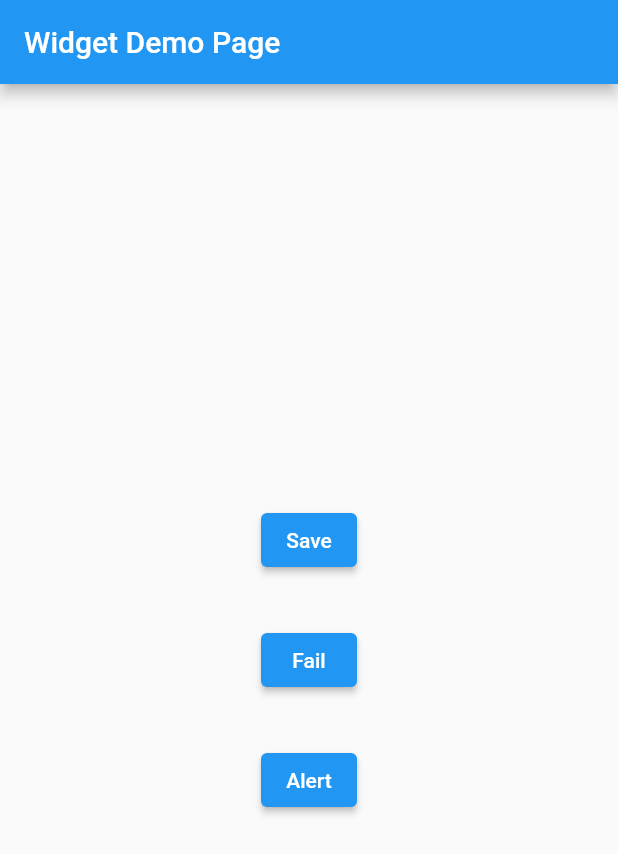
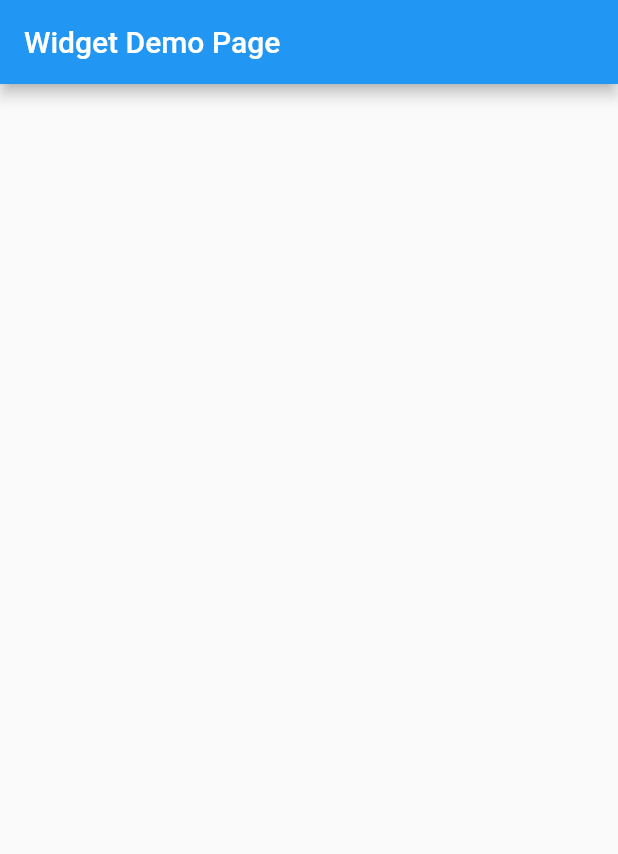
Before and after one commit to GiYeongUM/awesome_flutter_widgets, a Flutter app: the screen it shows after launch, on a phone screen of 412 x 824 dp. Shown: the top 854 px of the screen. Run offline on Flutter 3.47's test engine with Material 2 defaults, Android fonts, the phone set to English and light mode, and no system bars.

Commit message:
[update] 0.0.2 ver 업데이트

```diff
--- a/lib/main.dart
+++ b/lib/main.dart
@@ -1,11 +1,9 @@
-import 'package:awesome_flutter_widgets/utils.dart';
-import 'package:awesome_flutter_widgets/widgets/animated_snack_bar.dart';
-import 'package:awesome_flutter_widgets/widgets/circle_check_box.dart';
 import 'package:awesome_flutter_widgets/widgets/custom_dialog.dart';
 import 'package:awesome_flutter_widgets/widgets/custom_fab.dart';
 import 'package:awesome_flutter_widgets/widgets/ellipsis_text.dart';
 import 'package:flutter/material.dart';
 
+import 'widgets/custom_animated_icons.dart';
 
 void main() {
   runApp(const MyApp());
@@ -13,6 +11,7 @@ void main() {
 
 class MyApp extends StatelessWidget {
   const MyApp({Key? key}) : super(key: key);
+
   @override
   Widget build(BuildContext context) {
     return MaterialApp(
@@ -28,13 +27,26 @@ class MyApp extends StatelessWidget {
 class MyHomePage extends StatefulWidget {
   const MyHomePage({Key? key, required this.title}) : super(key: key);
   final String title;
+
   @override
   State<MyHomePage> createState() => _MyHomePageState();
 }
 
-class _MyHomePageState extends State<MyHomePage> {
+class _MyHomePageState extends State<MyHomePage> with SingleTickerProviderStateMixin {
 
-  List<bool> isSelected = [false, false, false, false];
+  late AnimationController _animationController;
+  late Animation<double> _animation;
+
+  @override
+  void initState()  {
+    _animationController = AnimationController(vsync: this, duration: const Duration(milliseconds: 700));
+    _animation = Tween<double>(begin: 0, end: 1).animate(CurvedAnimation(parent: _animationController, curve: Curves.easeInOutCirc));
+    super.initState();
+  }
+
+  void _showIcon() {
+    _animationController.forward();
+  }
 
   @override
   Widget build(BuildContext context) {
@@ -47,39 +59,67 @@ class _MyHomePageState extends State<MyHomePage> {
         child: Center(
           child: Column(
             mainAxisSize: MainAxisSize.min,
-            children: <Widget>[
-              Container(
-                margin: const EdgeInsets.symmetric(vertical: 16),
-                child: ElevatedButton(
-                  onPressed: () {
-                      AnimatedSnackBar.style1(context: context, label: "Saved successfully", snackBarType: SnackBarType.saveSecondAnimation);
-                  },
-                  child: const Text("Save"),
-                ),
-              ),
-              Container(
-                margin: const EdgeInsets.symmetric(vertical: 16),
-                child: ElevatedButton(
-                  onPressed: () {
-                    AnimatedSnackBar.style1(context: context, label: "Save failed", snackBarType: SnackBarType.failSecondAnimation);
-                  },
-                  child: const Text("Fail"),
-                ),
-              ),
-              Container(
-                margin: const EdgeInsets.symmetric(vertical: 16),
-                child: ElevatedButton(
-                  onPressed: () {
-                    AnimatedSnackBar.style1(context: context, label: "Check password", snackBarType: SnackBarType.alertSecondAnimation);
-                  },
-                  child: const Text("Alert"),
-                ),
-              ),
+            children:  <Widget>[
+              // const EllipsisText(
+              //   text: "Lorem Ipsum is simply dummy text of the printing and typesetting industry. "
+              //       "Lorem Ipsum has been the industry's standard dummy text ever since the 1500s, "
+              //       "when an unknown printer took a galley of type and scrambled it to make a type specimen book. "
+              //       "It has survived not only five centuries, but also the leap into electronic typesetting, remaining essentially unchanged.",
+              //   ellipsis: "..show more",
+              //   maxLines: 2,  // default
+              //   isShowMore: true, // default
+              //   startScaleIsSmall: false, // default
+              // ),
+              // Container(
+              //   margin: const EdgeInsets.symmetric(vertical: 16),
+              //   child: ElevatedButton(
+              //     onPressed: () {
+              //       CustomDialog.dialog(
+              //           context: context,
+              //           title: 'Check',
+              //           content: "Save successfully",
+              //           iconTitle: true
+              //       );
+              //     },
+              //     child: const Text("Save"),
+              //   ),
+              // ),
+              // CustomAnimatedIcons(
+              //   color: Colors.green,
+              //   progress: _animation,
+              //   size: 40,
+              //   iconType: IconType.check,
+              // ),
+              // CustomAnimatedIcons(
+              //   color: Colors.red,
+              //   progress: _animation,
+              //   size: 40,
+              //   iconType: IconType.fail,
+              // ),
+              // CustomAnimatedIcons(
+              //   color: Colors.black,
+              //   progress: _animation,
+              //   size: 40,
+              //   iconType: IconType.alert,
+              // ),
             ],
           ),
         ),
       ),
-
+      // floatingActionButton: CustomFAB(
+      //   firstOnClick: () {
+      //     /// do something!
+      //   },
+      //   firstButtonIcon: Icons.add,
+      //   secondOnClick: () {
+      //     /// do something!
+      //   },
+      //   secondButtonIcon: Icons.close,
+      //   thirdOnClick: () {
+      //     /// do something!
+      //   },
+      //   thirdButtonIcon: Icons.add,
+      // ),
     );
   }
 }
```
Also changed, not shown: lib/widgets/animated_snack_bar.dart (+8 -8 lines), lib/widgets/custom_dialog.dart (+98 -20 lines), lib/widgets/custom_fab.dart (+31 -21 lines), lib/widgets/ellipsis_text.dart (+8 -4 lines), images/custom_animated_icons.gif (added), images/custom_dialog_icon.gif (added), images/custom_dialog_text.png (added), images/elipsis_text.gif (deleted), images/ellipsis_text.gif (added), 1 other file.
